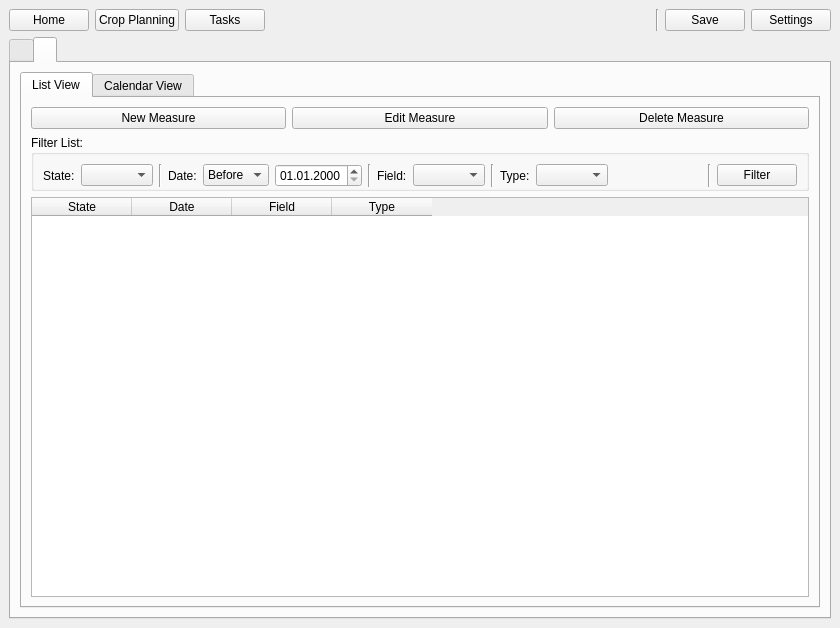
Qt form Classes/GUI/qmain.ui (Sn1pescope/LVP-Basis) before a commit.
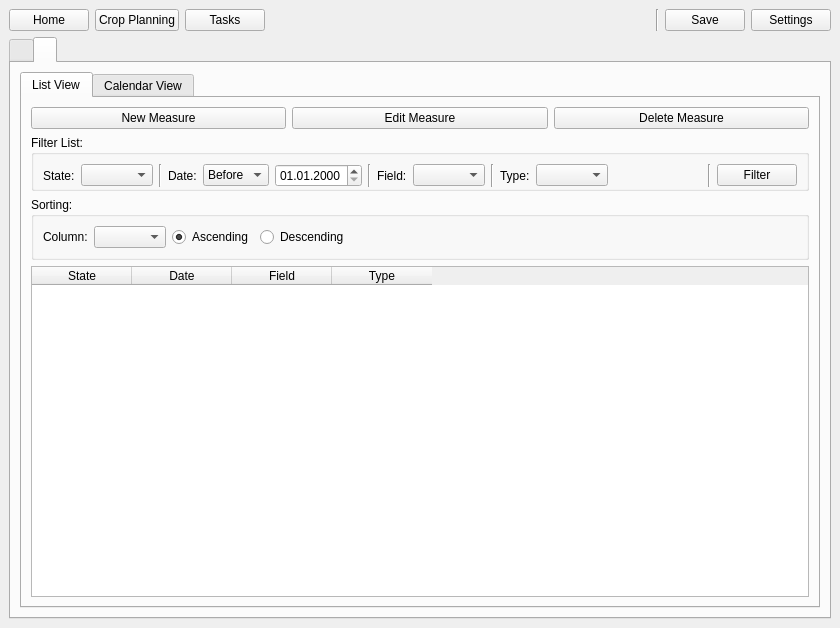
The same form after that commit. The open tabs and pages were chosen to show the change.

Commit message:
Measure system
Replaced pointers with QSharedPointers
Added list generation for measures

Patch:
```diff
--- a/Classes/GUI/qmain.ui
+++ b/Classes/GUI/qmain.ui
@@ -444,6 +444,9 @@
           <property name="currentIndex">
            <number>0</number>
           </property>
+          <property name="tabBarAutoHide">
+           <bool>false</bool>
+          </property>
           <widget class="QWidget" name="tabList">
            <attribute name="title">
             <string>List View</string>
@@ -604,6 +607,67 @@
               </layout>
              </widget>
             </item>
+            <item>
+             <widget class="QGroupBox" name="groupBox">
+              <property name="title">
+               <string>Sorting:</string>
+              </property>
+              <layout class="QHBoxLayout" name="horizontalLayout_6">
+               <item>
+                <widget class="QLabel" name="label_9">
+                 <property name="text">
+                  <string>Column:</string>
+                 </property>
+                </widget>
+               </item>
+               <item>
+                <widget class="QComboBox" name="cbSortMeasureList"/>
+               </item>
+               <item>
+                <widget class="QRadioButton" name="radioButton">
+                 <property name="text">
+                  <string>Ascending</string>
+                 </property>
+                 <property name="checked">
+                  <bool>true</bool>
+                 </property>
+                 <property name="autoExclusive">
+                  <bool>false</bool>
+                 </property>
+                 <attribute name="buttonGroup">
+                  <string notr="true">buttonGroup</string>
+                 </attribute>
+                </widget>
+               </item>
+               <item>
+                <widget class="QRadioButton" name="radioButton_2">
+                 <property name="text">
+                  <string>Descending</string>
+                 </property>
+                 <property name="autoExclusive">
+                  <bool>false</bool>
+                 </property>
+                 <attribute name="buttonGroup">
+                  <string notr="true">buttonGroup</string>
+                 </attribute>
+                </widget>
+               </item>
+               <item>
+                <spacer name="horizontalSpacer_4">
+                 <property name="orientation">
+                  <enum>Qt::Horizontal</enum>
+                 </property>
+                 <property name="sizeHint" stdset="0">
+                  <size>
+                   <width>40</width>
+                   <height>20</height>
+                  </size>
+                 </property>
+                </spacer>
+               </item>
+              </layout>
+             </widget>
+            </item>
             <item>
              <widget class="QTableWidget" name="listMeasures">
               <property name="editTriggers">
```
Left out of the diff: 61 changed lines with no effect on the pictures. The commit also changes 19 other files.
